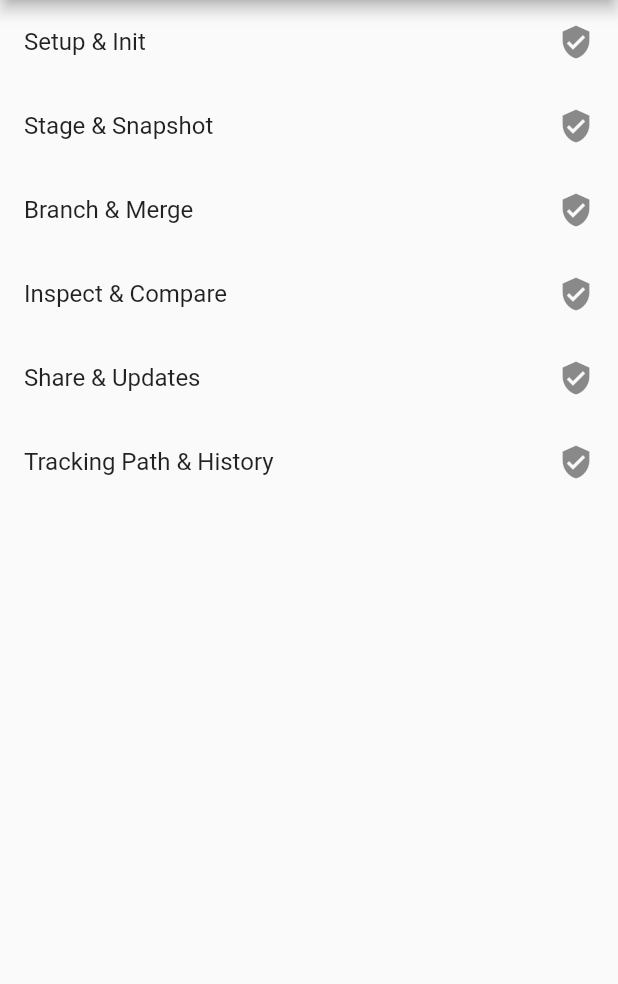
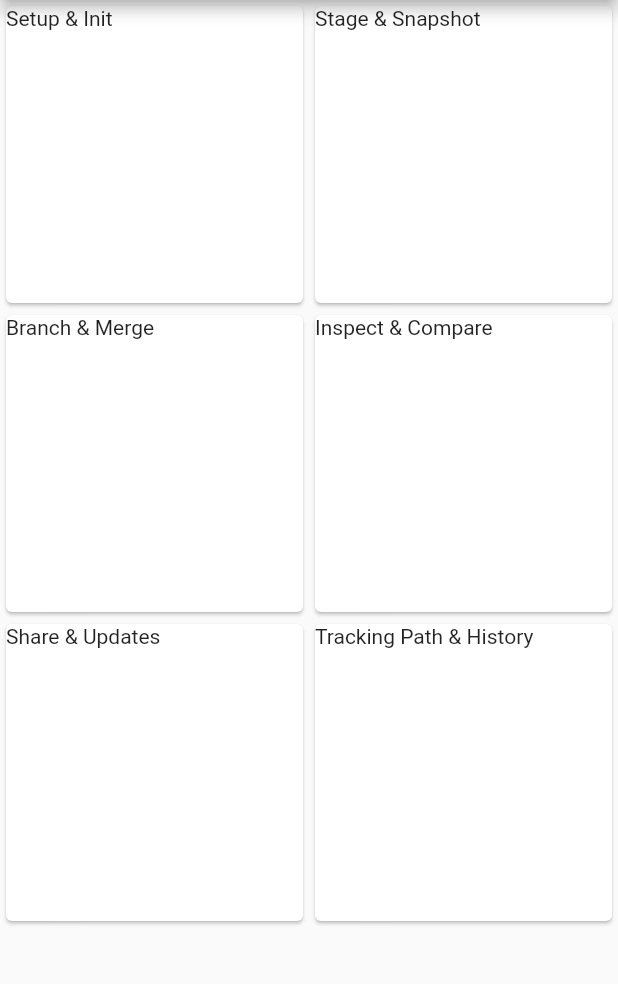
Before and after one commit to SuvamPrasd/Flutter_todo, a Flutter app: the screen it shows after launch, on a phone screen of 412 x 824 dp, the part 84-1068 px from its top. Run offline on Flutter 3.47's test engine with Material 2 defaults, Android fonts, the phone set to English and light mode, and no system bars.

Commit message:
gridview added

```diff
--- a/lib/main.dart
+++ b/lib/main.dart
@@ -1,6 +1,5 @@
 import 'package:flutter/material.dart';
 
-import './models/todo.dart';
 import './screens/todoScreen.dart';
 import './models/gitCommands.dart';
 
@@ -22,38 +21,60 @@ class Todo extends StatefulWidget {
 }
 
 class _TodoState extends State<Todo> {
-  final todo = List.generate(
-    20,
-    (index) => TodoList('Todo $index',
-        'A description of what needs to be done for Todo $index'),
-  );
+  // final todo = List.generate(
+  //   20,
+  //   (index) => TodoList('Todo $index',
+  //       'A description of what needs to be done for Todo $index'),
+  // );
   @override
   Widget build(BuildContext context) {
     return Scaffold(
       appBar: AppBar(
         title: Text('Todo'),
       ),
-        body: ListView.builder(
+      // body: ListView.builder(
+      //   itemBuilder: (ctx, index) {
+      //     return ListTile(
+      //       title: Text(gitCommand[index]['title']),
+      //       trailing: Icon(Icons.verified_user),
+      //       onTap: () {
+      //         // Navigator.push(
+      //         //     context,
+      //         //     MaterialPageRoute(
+      //         //         builder: (ctx) => TodoScreen(todo[index])));
+      //         Navigator.push(
+      //             context,
+      //             MaterialPageRoute(
+      //                 builder: (ctx) => TodoScreen(),
+      //                 settings: RouteSettings(
+      //                   arguments: gitCommand[index],
+      //                 )));
+      //       },
+      //     );
+      //   },
+      //   itemCount: gitCommand.length,
+      // )
+      body: GridView.builder(
+        gridDelegate:
+            new SliverGridDelegateWithFixedCrossAxisCount(crossAxisCount: 2),
         itemBuilder: (ctx, index) {
-            return ListTile(
-              title: Text(gitCommand[index]['title']),
-              trailing: Icon(Icons.verified_user),
+          return GestureDetector(
             onTap: () {
-                // Navigator.push(
-                //     context,
-                //     MaterialPageRoute(
-                //         builder: (ctx) => TodoScreen(todo[index])));
               Navigator.push(
                   context,
                   MaterialPageRoute(
                       builder: (ctx) => TodoScreen(),
-                        settings: RouteSettings(
-                          arguments: gitCommand[index],
-                        )));
+                      settings: RouteSettings(arguments: gitCommand[index])));
             },
+            child: GridTile(
+              child: Card(
+                child: Text(gitCommand[index]['title']),
+              ),
+            ),
           );
         },
         itemCount: gitCommand.length,
-        ));
+      ),
+    );
   }
 }
```
Lines whose indentation alone changed are shown as unchanged.
